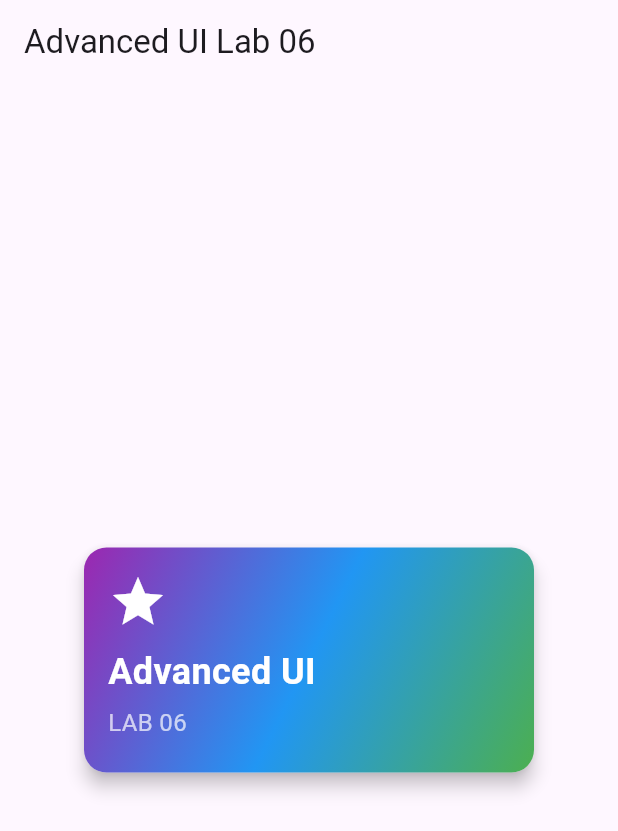
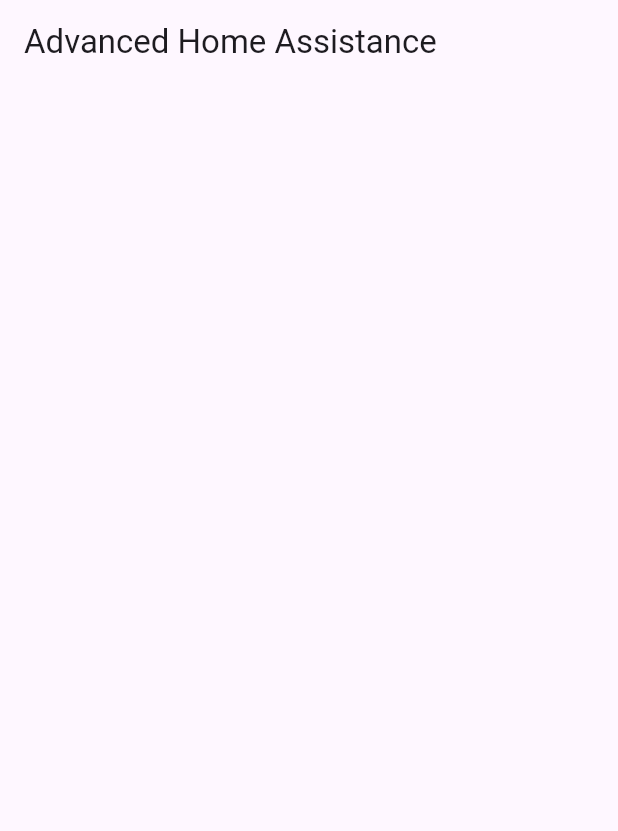
Before and after one commit to mynul5837/flutter_application_2, a Flutter app: the screen it shows after launch, on a phone screen of 412 x 824 dp. Shown: the top 831 px of the screen. Run offline on Flutter 3.47's test engine with Material 3 defaults, Android fonts, the phone set to English and light mode, and no system bars.

Commit message:
first commit

```diff
--- a/lib/main.dart
+++ b/lib/main.dart
@@ -1,75 +1,18 @@
 import 'package:flutter/material.dart';
 
 void main() {
-  runApp(MyWork());
+  runApp(MyPro());
 }
 
-class MyWork extends StatelessWidget {
+class MyPro extends StatelessWidget {
   @override
   Widget build(BuildContext context) {
     return MaterialApp(
       home: Scaffold(
         appBar: AppBar(
-          title: Text('Advanced UI Lab 06'),
-        ),
-        body: Center(
-          child: ColorfulCard(),
+          title: Text('Advanced Home Assistance'),
         ),
       ),
     );
   }
 }
-
-class ColorfulCard extends StatelessWidget {
-  @override
-  Widget build(BuildContext context) {
-    return Card(
-      shape: RoundedRectangleBorder(
-        borderRadius: BorderRadius.circular(15.0),
-      ),
-      elevation: 5,
-      child: Container(
-        width: 300,
-        height: 150,
-        decoration: BoxDecoration(
-          borderRadius: BorderRadius.circular(15.0),
-          gradient: LinearGradient(
-            colors: [Colors.purple, Colors.blue, Colors.green],
-            begin: Alignment.topLeft,
-            end: Alignment.bottomRight,
-          ),
-        ),
-        child: Padding(
-          padding: const EdgeInsets.all(16.0),
-          child: Column(
-            crossAxisAlignment: CrossAxisAlignment.start,
-            children: <Widget>[
-              Icon(
-                Icons.star,
-                color: Colors.white,
-                size: 40,
-              ),
-              SizedBox(height: 10),
-              Text(
-                'Advanced UI',
-                style: TextStyle(
-                  color: Colors.white,
-                  fontSize: 24,
-                  fontWeight: FontWeight.bold,
-                ),
-              ),
-              SizedBox(height: 5),
-              Text(
-                'LAB 06',
-                style: TextStyle(
-                  color: Colors.white70,
-                  fontSize: 16,
-                ),
-              ),
-            ],
-          ),
-        ),
-      ),
-    );
-  }
-}
```
Also changed, not shown: 1 other file.
